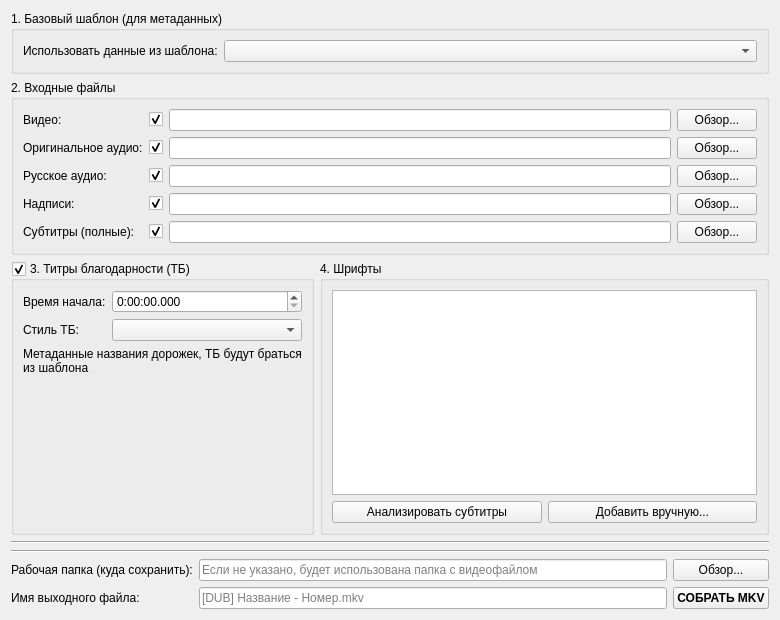
IceHoles/DubbingTool, file manualassemblywidget.ui: the form before one commit.
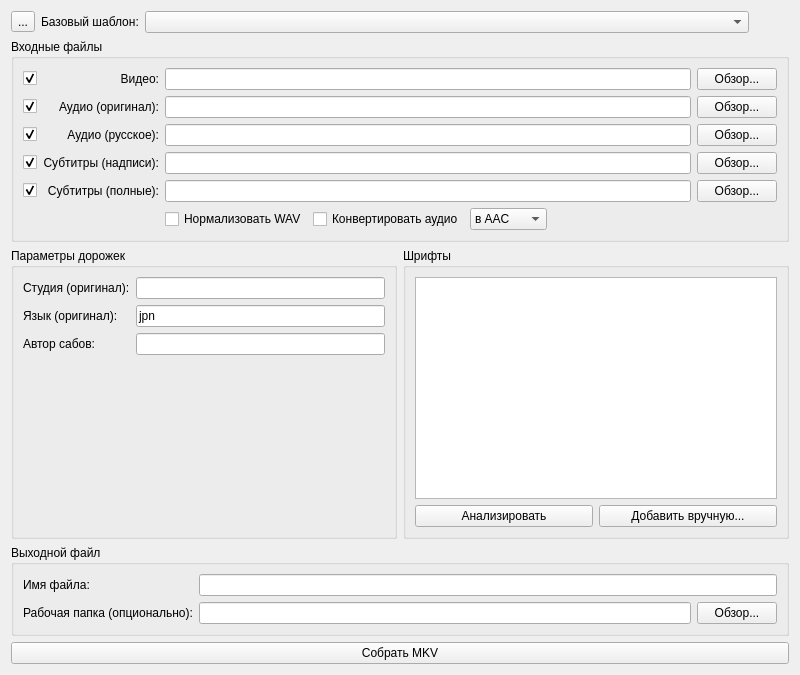
The form after the commit. The open tabs and pages were chosen to show the change.

What changed in the file:
```diff
--- a/manualassemblywidget.ui
+++ b/manualassemblywidget.ui
@@ -6,8 +6,8 @@
    <rect>
     <x>0</x>
     <y>0</y>
-    <width>780</width>
-    <height>620</height>
+    <width>800</width>
+    <height>675</height>
    </rect>
   </property>
   <property name="windowTitle">
@@ -15,15 +15,27 @@
   </property>
   <layout class="QVBoxLayout" name="verticalLayout_3">
    <item>
-    <widget class="QGroupBox" name="groupBox_4">
-     <property name="title">
-      <string>1. Базовый шаблон (для метаданных)</string>
-     </property>
-     <layout class="QHBoxLayout" name="horizontalLayout_9">
+    <layout class="QHBoxLayout" name="horizontalLayout_2">
+     <item>
+      <widget class="QToolButton" name="modeSwitchButton">
+       <property name="toolTip">
+        <string>Переключить режим</string>
+       </property>
+       <property name="text">
+        <string>...</string>
+       </property>
+       <property name="checkable">
+        <bool>true</bool>
+       </property>
+       <property name="toolButtonStyle">
+        <enum>Qt::ToolButtonStyle::ToolButtonTextBesideIcon</enum>
+       </property>
+      </widget>
+     </item>
       <item>
-       <widget class="QLabel" name="label_10">
+      <widget class="QLabel" name="templateLabel">
         <property name="text">
-         <string>Использовать данные из шаблона:</string>
+        <string>Базовый шаблон:</string>
         </property>
        </widget>
       </item>
@@ -37,25 +49,28 @@
         </property>
        </widget>
       </item>
-     </layout>
-    </widget>
+     <item>
+      <spacer name="modeSwitchSpacer">
+       <property name="orientation">
+        <enum>Qt::Orientation::Horizontal</enum>
+       </property>
+       <property name="sizeHint" stdset="0">
+        <size>
+         <width>40</width>
+         <height>20</height>
+        </size>
+       </property>
+      </spacer>
+     </item>
+    </layout>
    </item>
    <item>
     <widget class="QGroupBox" name="groupBox">
      <property name="title">
-      <string>2. Входные файлы</string>
+      <string>Входные файлы</string>
      </property>
-     <layout class="QFormLayout" name="formLayout">
+     <layout class="QGridLayout" name="gridLayout">
       <item row="0" column="0">
-       <widget class="QLabel" name="label">
-        <property name="text">
-         <string>Видео:</string>
-        </property>
-       </widget>
-      </item>
-      <item row="0" column="1">
-       <layout class="QHBoxLayout" name="horizontalLayout">
-        <item>
          <widget class="QCheckBox" name="includeVideoCheckBox">
           <property name="text">
            <string/>
@@ -65,28 +80,27 @@
           </property>
          </widget>
         </item>
-        <item>
+      <item row="0" column="1">
+       <widget class="QLabel" name="label_2">
+        <property name="text">
+         <string>Видео:</string>
+        </property>
+        <property name="alignment">
+         <set>Qt::AlignmentFlag::AlignRight|Qt::AlignmentFlag::AlignTrailing|Qt::AlignmentFlag::AlignVCenter</set>
+        </property>
+       </widget>
+      </item>
+      <item row="0" column="2">
          <widget class="QLineEdit" name="videoPathEdit"/>
         </item>
-        <item>
+      <item row="0" column="3">
          <widget class="QPushButton" name="browseVideo">
           <property name="text">
            <string>Обзор...</string>
           </property>
          </widget>
         </item>
-       </layout>
-      </item>
       <item row="1" column="0">
-       <widget class="QLabel" name="label_2">
-        <property name="text">
-         <string>Оригинальное аудио:</string>
-        </property>
-       </widget>
-      </item>
-      <item row="1" column="1">
-       <layout class="QHBoxLayout" name="horizontalLayout_2">
-        <item>
          <widget class="QCheckBox" name="includeOriginalAudioCheckBox">
           <property name="text">
            <string/>
@@ -96,28 +110,27 @@
           </property>
          </widget>
         </item>
-        <item>
+      <item row="1" column="1">
+       <widget class="QLabel" name="label_3">
+        <property name="text">
+         <string>Аудио (оригинал):</string>
+        </property>
+        <property name="alignment">
+         <set>Qt::AlignmentFlag::AlignRight|Qt::AlignmentFlag::AlignTrailing|Qt::AlignmentFlag::AlignVCenter</set>
+        </property>
+       </widget>
+      </item>
+      <item row="1" column="2">
          <widget class="QLineEdit" name="originalAudioPathEdit"/>
         </item>
-        <item>
+      <item row="1" column="3">
          <widget class="QPushButton" name="browseOriginalAudio">
           <property name="text">
            <string>Обзор...</string>
           </property>
          </widget>
         </item>
-       </layout>
-      </item>
       <item row="2" column="0">
-       <widget class="QLabel" name="label_3">
-        <property name="text">
-         <string>Русское аудио:</string>
-        </property>
-       </widget>
-      </item>
-      <item row="2" column="1">
-       <layout class="QHBoxLayout" name="horizontalLayout_3">
-        <item>
          <widget class="QCheckBox" name="includeRussianAudioCheckBox">
           <property name="text">
            <string/>
@@ -127,28 +140,27 @@
           </property>
          </widget>
         </item>
-        <item>
+      <item row="2" column="1">
+       <widget class="QLabel" name="label_4">
+        <property name="text">
+         <string>Аудио (русское):</string>
+        </property>
+        <property name="alignment">
+         <set>Qt::AlignmentFlag::AlignRight|Qt::AlignmentFlag::AlignTrailing|Qt::AlignmentFlag::AlignVCenter</set>
+        </property>
+       </widget>
+      </item>
+      <item row="2" column="2">
          <widget class="QLineEdit" name="russianAudioPathEdit"/>
         </item>
-        <item>
+      <item row="2" column="3">
          <widget class="QPushButton" name="browseRussianAudio">
           <property name="text">
            <string>Обзор...</string>
           </property>
          </widget>
         </item>
-       </layout>
-      </item>
       <item row="3" column="0">
-       <widget class="QLabel" name="label_5">
-        <property name="text">
-         <string>Надписи:</string>
-        </property>
-       </widget>
-      </item>
-      <item row="3" column="1">
-       <layout class="QHBoxLayout" name="horizontalLayout_5">
-        <item>
          <widget class="QCheckBox" name="includeSignsCheckBox">
           <property name="text">
            <string/>
@@ -158,28 +170,27 @@
           </property>
          </widget>
         </item>
-        <item>
+      <item row="3" column="1">
+       <widget class="QLabel" name="label_6">
+        <property name="text">
+         <string>Субтитры (надписи):</string>
+        </property>
+        <property name="alignment">
+         <set>Qt::AlignmentFlag::AlignRight|Qt::AlignmentFlag::AlignTrailing|Qt::AlignmentFlag::AlignVCenter</set>
+        </property>
+       </widget>
+      </item>
+      <item row="3" column="2">
          <widget class="QLineEdit" name="signsPathEdit"/>
         </item>
-        <item>
+      <item row="3" column="3">
          <widget class="QPushButton" name="browseSigns">
           <property name="text">
            <string>Обзор...</string>
           </property>
          </widget>
         </item>
-       </layout>
-      </item>
       <item row="4" column="0">
-       <widget class="QLabel" name="label_4">
-        <property name="text">
-         <string>Субтитры (полные):</string>
-        </property>
-       </widget>
-      </item>
-      <item row="4" column="1">
-       <layout class="QHBoxLayout" name="horizontalLayout_4">
-        <item>
          <widget class="QCheckBox" name="includeSubtitlesCheckBox">
           <property name="text">
            <string/>
@@ -189,34 +200,106 @@
           </property>
          </widget>
         </item>
-        <item>
+      <item row="4" column="1">
+       <widget class="QLabel" name="label_5">
+        <property name="text">
+         <string>Субтитры (полные):</string>
+        </property>
+        <property name="alignment">
+         <set>Qt::AlignmentFlag::AlignRight|Qt::AlignmentFlag::AlignTrailing|Qt::AlignmentFlag::AlignVCenter</set>
+        </property>
+       </widget>
+      </item>
+      <item row="4" column="2">
          <widget class="QLineEdit" name="subtitlesPathEdit"/>
         </item>
-        <item>
+      <item row="4" column="3">
          <widget class="QPushButton" name="browseSubtitles">
           <property name="text">
            <string>Обзор...</string>
           </property>
          </widget>
         </item>
+      <item row="5" column="2">
+       <layout class="QHBoxLayout" name="horizontalLayout_4">
+        <item>
+         <widget class="QCheckBox" name="normalizeAudioCheckBox">
+          <property name="text">
+           <string>Нормализовать WAV</string>
+          </property>
+         </widget>
+        </item>
+        <item>
+         <widget class="QCheckBox" name="convertAudioCheckBox">
+          <property name="text">
+           <string>Конвертировать аудио</string>
+          </property>
+         </widget>
+        </item>
+        <item>
+         <widget class="QComboBox" name="convertAudioFormatComboBox">
+          <item>
+           <property name="text">
+            <string>в AAC</string>
+           </property>
+          </item>
+          <item>
+           <property name="text">
+            <string>во FLAC</string>
+           </property>
+          </item>
+         </widget>
+        </item>
+        <item>
+         <spacer name="horizontalSpacer_2">
+          <property name="orientation">
+           <enum>Qt::Orientation::Horizontal</enum>
+          </property>
+          <property name="sizeHint" stdset="0">
+           <size>
+            <width>40</width>
+            <height>20</height>
+           </size>
+          </property>
+         </spacer>
+        </item>
        </layout>
       </item>
      </layout>
     </widget>
    </item>
    <item>
-    <layout class="QHBoxLayout" name="horizontalLayout_7">
+    <layout class="QHBoxLayout" name="horizontalLayout_3">
+     <item>
+      <widget class="QStackedWidget" name="pagesWidget">
+       <property name="currentIndex">
+        <number>0</number>
+       </property>
+       <widget class="QWidget" name="pageTemplate">
+        <layout class="QVBoxLayout" name="verticalLayout_4">
+         <property name="leftMargin">
+          <number>0</number>
+         </property>
+         <property name="topMargin">
+          <number>0</number>
+         </property>
+         <property name="rightMargin">
+          <number>0</number>
+         </property>
+         <property name="bottomMargin">
+          <number>0</number>
+         </property>
      <item>
       <widget class="QGroupBox" name="tbGroupBox">
        <property name="title">
-        <string>3. Титры благодарности (ТБ)</string>
+            <string>Генерация ТБ</string>
        </property>
        <property name="checkable">
         <bool>true</bool>
        </property>
        <layout class="QFormLayout" name="formLayout_2">
         <item row="0" column="0">
-         <widget class="QLabel" name="label_6">
+             <widget class="QLabel" name="label_8">
           <property name="text">
            <string>Время начала:</string>
           </property>
@@ -230,43 +313,122 @@
          </widget>
         </item>
         <item row="1" column="0">
-         <widget class="QLabel" name="label_8">
+             <widget class="QLabel" name="label_9">
           <property name="text">
-           <string>Стиль ТБ:</string>
+               <string>Стиль:</string>
           </property>
          </widget>
         </item>
         <item row="1" column="1">
          <widget class="QComboBox" name="tbStyleComboBox"/>
         </item>
-        <item row="2" column="0" colspan="2">
-         <widget class="QLabel" name="label_421">
+            <item row="2" column="1">
+             <spacer name="verticalSpacer">
+              <property name="orientation">
+               <enum>Qt::Orientation::Vertical</enum>
+              </property>
+              <property name="sizeHint" stdset="0">
+               <size>
+                <width>20</width>
+                <height>40</height>
+               </size>
+              </property>
+             </spacer>
+            </item>
+           </layout>
+          </widget>
+         </item>
+        </layout>
+       </widget>
+       <widget class="QWidget" name="pageManual">
+        <layout class="QVBoxLayout" name="verticalLayout">
+         <property name="leftMargin">
+          <number>0</number>
+         </property>
+         <property name="topMargin">
+          <number>0</number>
+         </property>
+         <property name="rightMargin">
+          <number>0</number>
+         </property>
+         <property name="bottomMargin">
+          <number>0</number>
+         </property>
+         <item>
+          <widget class="QGroupBox" name="manualSettingsGroupBox">
+           <property name="title">
+            <string>Параметры дорожек</string>
+           </property>
+           <layout class="QFormLayout" name="formLayout">
+            <item row="0" column="0">
+             <widget class="QLabel" name="label_10">
           <property name="text">
-           <string>Метаданные названия дорожек, ТБ будут браться из шаблона</string>
-          </property>
-          <property name="wordWrap">
-           <bool>true</bool>
+               <string>Студия (оригинал):</string>
+              </property>
+             </widget>
+            </item>
+            <item row="0" column="1">
+             <widget class="QLineEdit" name="studioEdit"/>
+            </item>
+            <item row="1" column="0">
+             <widget class="QLabel" name="label_11">
+              <property name="text">
+               <string>Язык (оригинал):</string>
           </property>
          </widget>
         </item>
+            <item row="1" column="1">
+             <widget class="QLineEdit" name="languageEdit">
+              <property name="text">
+               <string>jpn</string>
+              </property>
+             </widget>
+            </item>
+            <item row="2" column="0">
+             <widget class="QLabel" name="label_12">
+              <property name="text">
+               <string>Автор сабов:</string>
+              </property>
+             </widget>
+            </item>
+            <item row="2" column="1">
+             <widget class="QLineEdit" name="subAuthorEdit"/>
+            </item>
+            <item row="3" column="1">
+             <spacer name="verticalSpacer_2">
+              <property name="orientation">
+               <enum>Qt::Orientation::Vertical</enum>
+              </property>
+              <property name="sizeHint" stdset="0">
+               <size>
+                <width>20</width>
+                <height>40</height>
+               </size>
+              </property>
+             </spacer>
+            </item>
        </layout>
       </widget>
      </item>
+        </layout>
+       </widget>
+      </widget>
+     </item>
      <item>
-      <widget class="QGroupBox" name="groupBox_3">
+      <widget class="QGroupBox" name="fontsGroupBox">
        <property name="title">
-        <string>4. Шрифты</string>
+        <string>Шрифты</string>
        </property>
        <layout class="QVBoxLayout" name="verticalLayout_2">
         <item>
          <widget class="QListWidget" name="fontsListWidget"/>
         </item>
         <item>
-         <layout class="QHBoxLayout" name="horizontalLayout_6">
+         <layout class="QHBoxLayout" name="horizontalLayout">
           <item>
            <widget class="QPushButton" name="analyzeSubsButton">
             <property name="text">
-             <string>Анализировать субтитры</string>
+             <string>Анализировать</string>
             </property>
            </widget>
           </item>
@@ -285,74 +447,51 @@
     </layout>
    </item>
    <item>
-    <widget class="Line" name="line">
-     <property name="orientation">
-      <enum>Qt::Orientation::Horizontal</enum>
+    <widget class="QGroupBox" name="outputGroupBox">
+     <property name="title">
+      <string>Выходной файл</string>
      </property>
-    </widget>
-   </item>
-   <item>
-    <widget class="Line" name="line">
-     <property name="orientation">
-      <enum>Qt::Orientation::Horizontal</enum>
-     </property>
-    </widget>
-   </item>
-   <item>
-    <layout class="QGridLayout" name="outputGridLayout">
-     <property name="horizontalSpacing">
-      <number>6</number>
-     </property>
+     <layout class="QFormLayout" name="formLayout_3">
      <item row="0" column="0">
-      <widget class="QLabel" name="label_11">
+       <widget class="QLabel" name="label">
        <property name="text">
-        <string>Рабочая папка (куда сохранить):</string>
+         <string>Имя файла:</string>
        </property>
       </widget>
      </item>
      <item row="0" column="1">
-      <widget class="QLineEdit" name="workDirEdit">
-       <property name="placeholderText">
-        <string>Если не указано, будет использована папка с видеофайлом</string>
+       <widget class="QLineEdit" name="outputFileNameEdit"/>
+      </item>
+      <item row="1" column="0">
+       <widget class="QLabel" name="label_7">
+        <property name="text">
+         <string>Рабочая папка (опционально):</string>
        </property>
       </widget>
      </item>
-     <item row="0" column="2">
+      <item row="1" column="1">
+       <layout class="QHBoxLayout" name="horizontalLayout_5">
+        <item>
+         <widget class="QLineEdit" name="workDirEdit"/>
+        </item>
+        <item>
       <widget class="QPushButton" name="browseWorkDirButton">
        <property name="text">
         <string>Обзор...</string>
        </property>
       </widget>
      </item>
-     <item row="1" column="0">
-      <widget class="QLabel" name="label_9">
-       <property name="text">
-        <string>Имя выходного файла:</string>
-       </property>
-      </widget>
-     </item>
-     <item row="1" column="1">
-      <widget class="QLineEdit" name="outputFileNameEdit">
-       <property name="placeholderText">
-        <string>[DUB] Название - Номер.mkv</string>
-       </property>
-      </widget>
-     </item>
-     <item row="1" column="2">
+       </layout>
+      </item>
+     </layout>
+    </widget>
+   </item>
+   <item>
+    <layout class="QHBoxLayout" name="horizontalLayout_6">
+     <item>
       <widget class="QPushButton" name="assembleButton">
-       <property name="sizePolicy">
-        <sizepolicy hsizetype="Minimum" vsizetype="Fixed">
-         <horstretch>0</horstretch>
-         <verstretch>0</verstretch>
-        </sizepolicy>
-       </property>
-       <property name="font">
-        <font>
-         <bold>true</bold>
-        </font>
-       </property>
        <property name="text">
-        <string>СОБРАТЬ MKV</string>
+        <string>Собрать MKV</string>
        </property>
       </widget>
      </item>
```
Left out of the diff: 2 changed lines with no effect on the pictures. Lines whose indentation alone changed are shown as unchanged.
